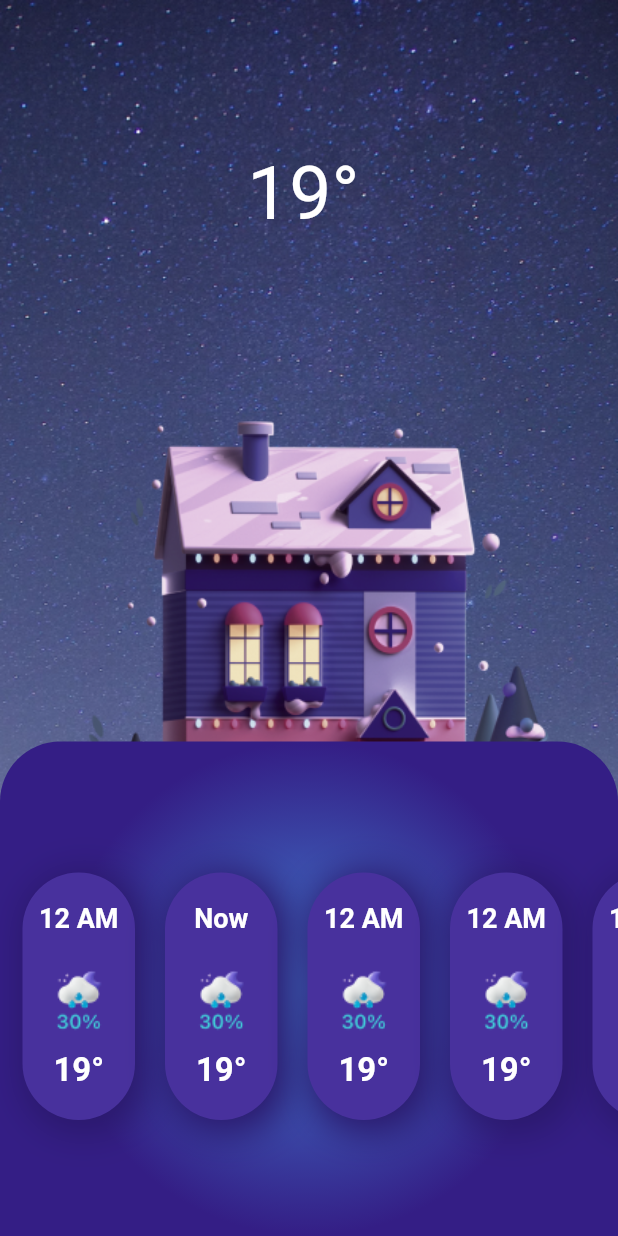
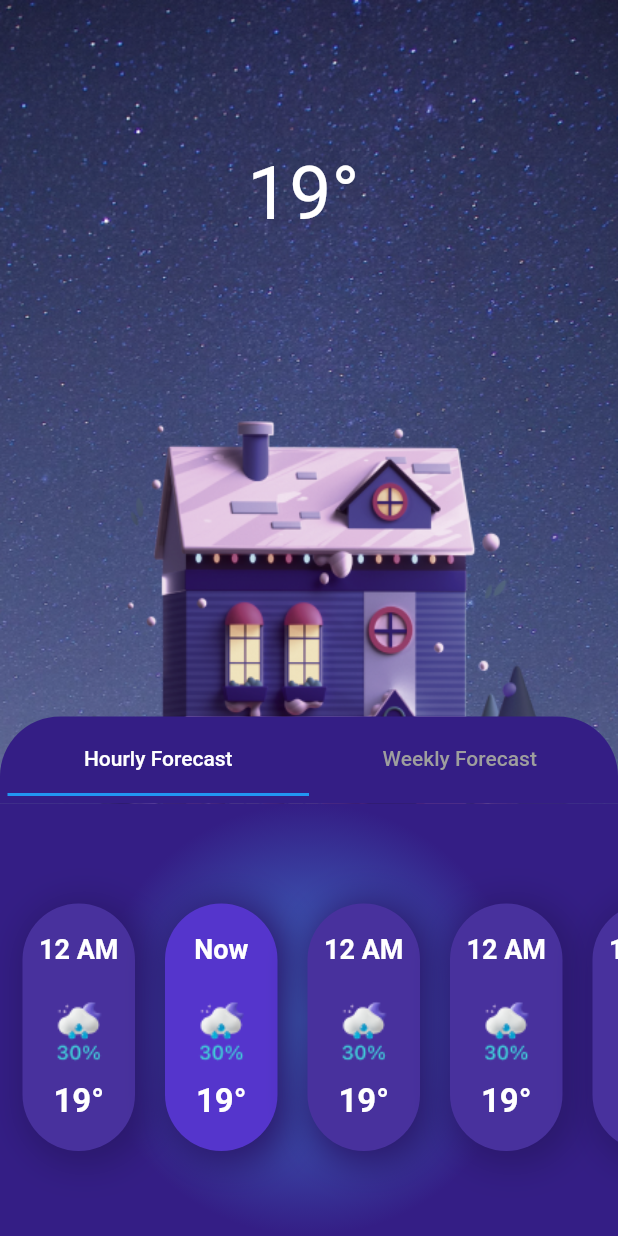
Before and after one commit to hamzar98980/Weather-App, a Flutter app: the screen it shows after launch, on a phone screen of 412 x 824 dp. Run offline on Flutter 3.47's test engine with Material 2 defaults, Android fonts, the phone set to English and light mode, and no system bars; network calls fail.

Commit message:
first commit

```diff
--- /dev/null
+++ b/lib/components/widgets.dart
@@ -0,0 +1,99 @@
+import 'package:flutter/material.dart';
+import 'package:proj/screens/home.dart';
+
+class MyHomePage extends StatefulWidget {
+  @override
+  _MyHomePageState createState() => _MyHomePageState();
+}
+
+class _MyHomePageState extends State<MyHomePage> {
+  @override
+  Widget build(BuildContext context) {
+    return Scaffold(
+      body: Container(
+        child: Column(
+            crossAxisAlignment: CrossAxisAlignment.stretch,
+            children: <Widget>[
+              Container(
+                width: MediaQuery.of(context).size.width * 1,
+                height: MediaQuery.of(context).size.height * 0.5,
+                // child: Home(),
+              ),
+              Tabwidget()
+            ]),
+      ),
+    );
+  }
+}
+
+class Tabwidget extends StatelessWidget {
+  const Tabwidget({super.key});
+
+  @override
+  Widget build(BuildContext context) {
+    return DefaultTabController(
+      length: 2, // length of tabs
+      initialIndex: 0,
+      child: Column(
+        crossAxisAlignment: CrossAxisAlignment.stretch,
+        children: <Widget>[
+          Container(
+            padding: const EdgeInsets.all(5),
+            decoration: const BoxDecoration(
+              color: Color.fromARGB(255, 52, 30, 133),
+              borderRadius: BorderRadius.only(
+                topRight: Radius.circular(40),
+                topLeft: Radius.circular(40),
+              ),
+            ),
+            child: const TabBar(
+              labelColor: Colors.white,
+              unselectedLabelColor: Colors.grey,
+              tabs: [
+                Tab(text: 'Hourly Forecast'),
+                Tab(text: 'Weekly Forecast'),
+              ],
+            ),
+          ),
+          Container(
+              height: MediaQuery.of(context).size.height *
+                  0.35, //height of TabBarView
+              decoration: const BoxDecoration(
+                gradient: RadialGradient(
+                  colors: [
+                    Color(0xff427BD1),
+                    Color.fromARGB(255, 52, 30, 133),
+                  ],
+                ),
+              ),
+              child: TabBarView(children: <Widget>[
+                SingleChildScrollView(
+                  scrollDirection: Axis.horizontal,
+                  child: Container(
+                    child: Center(
+                      child: Row(
+                        children: [
+                          Cloudy(),
+                          Cloudynow(),
+                          Cloudy(),
+                          Cloudy(),
+                          Cloudy(),
+                          Cloudy(),
+                        ],
+                      ),
+                    ),
+                  ),
+                ),
+                Container(
+                  child: const Center(
+                    child: Text('Display Tab 2',
+                        style: TextStyle(
+                            fontSize: 22, fontWeight: FontWeight.bold)),
+                  ),
+                ),
+              ]))
+        ],
+      ),
+    );
+  }
+}
--- a/lib/screens/home.dart
+++ b/lib/screens/home.dart
@@ -1,5 +1,6 @@
 import 'package:flutter/material.dart';
 
+import '../components/widgets.dart';
 import '../controller/usercontroller.dart';
 
 class Home extends StatelessWidget {
@@ -36,122 +37,16 @@ class Home extends StatelessWidget {
                 ),
                 Positioned(
                   bottom: 0,
-                  child: Column(
-                    children: [
-                      Container(
-                        height: MediaQuery.of(context).size.height * 0.4,
-                        width: MediaQuery.of(context).size.width * 1,
-                        decoration: const BoxDecoration(
-                            gradient: RadialGradient(
-                              colors: [
-                                Color(0xff427BD1),
-                                // Color(0xff7758D1),
-                                Color.fromARGB(255, 52, 30, 133),
-                              ],
-                            ),
-                            borderRadius: BorderRadius.only(
-                              topRight: Radius.circular(40),
-                              topLeft: Radius.circular(40),
-                            )),
-                        child: SingleChildScrollView(
-                          scrollDirection: Axis.horizontal,
-                          child: Row(
-                            // crossAxisAlignment: CrossAxisAlignment.start,
-                            children: [
-                              Cloudy(),
-                              Padding(
-                                padding:
-                                    const EdgeInsets.fromLTRB(15, 10, 5, 0),
-                                child: Container(
-                                  height: 165,
-                                  width: 75,
-                                  decoration: const BoxDecoration(
-                                    color: Color(0xFF48319D),
-                                    boxShadow: [
-                                      BoxShadow(
-                                        color: Color.fromARGB(255, 42, 24, 107),
-                                        blurRadius: 20.0, // soften the shadow
-                                        spreadRadius: 5.0, //extend the shadow
-                                        offset: Offset(
-                                          4.0, // Move to right 10  horizontally
-                                          4.0, // Move to bottom 10 Vertically
-                                        ),
-                                      )
-                                    ],
-                                    borderRadius: BorderRadius.only(
-                                      topRight: Radius.circular(40),
-                                      topLeft: Radius.circular(40),
-                                      bottomLeft: Radius.circular(40),
-                                      bottomRight: Radius.circular(40),
-                                    ),
-                                  ),
-                                  child: Column(
-                                    children: [
-                                      Row(
-                                        mainAxisAlignment:
-                                            MainAxisAlignment.center,
-                                        children: const [
-                                          Padding(
-                                            padding: EdgeInsets.only(top: 20),
-                                            child: Text(
-                                              "Now",
-                                              style: TextStyle(
-                                                fontSize: 18,
-                                                fontWeight: FontWeight.bold,
-                                                color: Colors.white,
-                                              ),
-                                            ),
-                                          )
-                                        ],
-                                      ),
-                                      Row(
-                                        mainAxisAlignment:
-                                            MainAxisAlignment.center,
-                                        children: [
-                                          Padding(
-                                            padding: EdgeInsets.only(top: 23),
-                                            child: Container(
-                                              child: Image.asset(
-                                                  "assets/images/wether.png"),
-                                            ),
-                                          )
-                                        ],
-                                      ),
-                                      Row(
-                                        mainAxisAlignment:
-                                            MainAxisAlignment.center,
-                                        children: const [
-                                          Padding(
-                                            padding: EdgeInsets.only(top: 13),
-                                            child: Text(
-                                              "19°",
-                                              style: TextStyle(
-                                                  fontSize: 22,
-                                                  color: Colors.white,
-                                                  fontWeight: FontWeight.bold),
-                                            ),
-                                          )
-                                        ],
-                                      ),
-                                    ],
-                                  ),
-                                ),
-                              ),
-                              Cloudy(),
-                              Cloudy(),
-                              Cloudy(),
-                            ],
-                          ),
-                        ),
-                      ),
-                    ],
+                  child: Container(
+                    width: MediaQuery.of(context).size.width * 1,
+                    child: Tabwidget(),
                   ),
                 ),
                 Positioned(
                   top: 100,
                   left: MediaQuery.of(context).size.width * 0.4,
                   child: Row(
-                    mainAxisAlignment: MainAxisAlignment.center,
+                    // mainAxisAlignment: MainAxisAlignment.center,
                     children: [
                       Container(
                         child: Text(
@@ -251,3 +146,84 @@ class Cloudy extends StatelessWidget {
     );
   }
 }
+
+class Cloudynow extends StatelessWidget {
+  const Cloudynow({super.key});
+
+  @override
+  Widget build(BuildContext context) {
+    return Padding(
+      padding: const EdgeInsets.fromLTRB(15, 10, 5, 0),
+      child: Container(
+        height: 165,
+        width: 75,
+        decoration: const BoxDecoration(
+          color: Color.fromARGB(255, 85, 53, 204),
+          boxShadow: [
+            BoxShadow(
+              color: Color.fromARGB(255, 42, 24, 107),
+              blurRadius: 20.0, // soften the shadow
+              spreadRadius: 5.0, //extend the shadow
+              offset: Offset(
+                4.0, // Move to right 10  horizontally
+                4.0, // Move to bottom 10 Vertically
+              ),
+            )
+          ],
+          borderRadius: BorderRadius.only(
+            topRight: Radius.circular(40),
+            topLeft: Radius.circular(40),
+            bottomLeft: Radius.circular(40),
+            bottomRight: Radius.circular(40),
+          ),
+        ),
+        child: Column(
+          children: [
+            Row(
+              mainAxisAlignment: MainAxisAlignment.center,
+              children: const [
+                Padding(
+                  padding: EdgeInsets.only(top: 20),
+                  child: Text(
+                    "Now",
+                    style: TextStyle(
+                      fontSize: 18,
+                      fontWeight: FontWeight.bold,
+                      color: Colors.white,
+                    ),
+                  ),
+                )
+              ],
+            ),
+            Row(
+              mainAxisAlignment: MainAxisAlignment.center,
+              children: [
+                Padding(
+                  padding: EdgeInsets.only(top: 23),
+                  child: Container(
+                    child: Image.asset("assets/images/wether.png"),
+                  ),
+                )
+              ],
+            ),
+            Row(
+              mainAxisAlignment: MainAxisAlignment.center,
+              children: const [
+                Padding(
+                  padding: EdgeInsets.only(top: 13),
+                  child: Text(
+                    "19°",
+                    style: TextStyle(
+                        fontSize: 22,
+                        color: Colors.white,
+                        fontWeight: FontWeight.bold),
+                  ),
+                )
+              ],
+            ),
+          ],
+        ),
+      ),
+    );
+  }
+}
```
